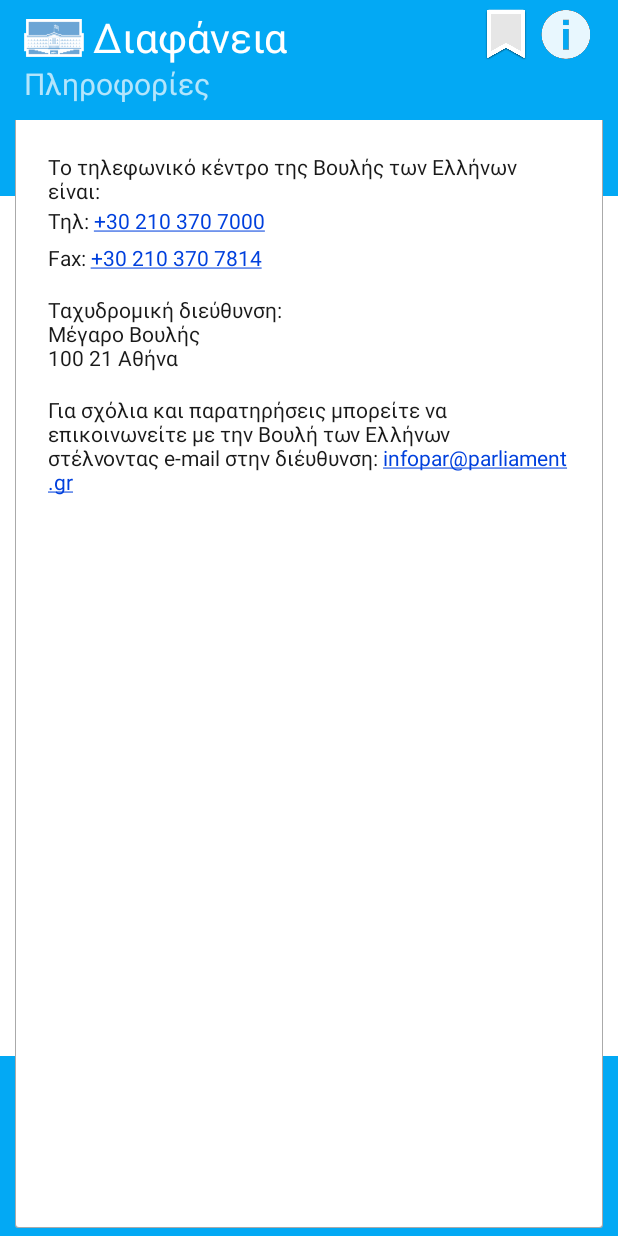
After one commit to AlexAnth/Diafaneia, an Android app: the Info screen opened directly, with no data from a screen before it, on a phone screen of 412 x 824 dp. The commit adds this screen. Run offline under Robolectric (Android 15) with nearby library versions, the phone set to English and light mode, and no system bars; our stand-ins replace Volley.

Commit message:
23/8 CardView Success

```diff
--- a/app/src/main/AndroidManifest.xml
+++ b/app/src/main/AndroidManifest.xml
@@ -27,7 +27,10 @@
                 <category android:name="android.intent.category.LAUNCHER" />
             </intent-filter>
         </activity>
-        <activity android:name=".ActivityTwo"/>
+        <activity android:name=".ActivityTwo"
+            android:screenOrientation="portrait"/>
+        <activity android:name=".Info"
+            android:screenOrientation="portrait"/>
 
 
     </application>
--- a/app/src/main/java/com/example/alex/diafaneia/ActivityTwo.java
+++ b/app/src/main/java/com/example/alex/diafaneia/ActivityTwo.java
@@ -9,6 +9,7 @@ import android.support.v7.widget.RecyclerView;
 import android.util.Log;
 
 import android.view.View;
+import android.widget.ImageView;
 import android.widget.TextView;
 
 import com.android.volley.Request;
@@ -72,6 +73,15 @@ public class ActivityTwo extends AppCompatActivity {
 
         JsonCollection=downloadAPI(text);
 
+        ImageView info_button=(ImageView)findViewById(R.id.info_btn);
+        info_button.setOnClickListener(new View.OnClickListener() {
+            @Override
+            public void onClick(View v) {
+                Intent intent = new Intent(getApplicationContext(),Info.class);
+                startActivity(intent);
+            }
+
+        });
 
 
     }
--- /dev/null
+++ b/app/src/main/java/com/example/alex/diafaneia/Info.java
@@ -0,0 +1,42 @@
+package com.example.alex.diafaneia;
+
+
+import android.content.Intent;
+import android.os.Bundle;
+import android.support.annotation.Nullable;
+import android.support.v7.app.AppCompatActivity;
+import android.support.v7.widget.LinearLayoutManager;
+import android.support.v7.widget.RecyclerView;
+import android.util.Log;
+import android.view.View;
+import android.widget.TextView;
+
+import com.android.volley.Request;
+import com.android.volley.Response;
+import com.android.volley.VolleyError;
+import com.android.volley.toolbox.JsonArrayRequest;
+import com.android.volley.toolbox.Volley;
+import com.example.alex.diafaneia.Model.Document;
+import com.example.alex.diafaneia.Model.Sector;
+import com.example.alex.diafaneia.Model.Signer;
+import com.example.alex.diafaneia.Model.Type;
+import com.example.alex.diafaneia.Utils.Constants;
+import com.example.alex.diafaneia.Utils.RVAdapter;
+
+import org.json.JSONArray;
+import org.json.JSONException;
+import org.json.JSONObject;
+
+import java.util.ArrayList;
+
+/**
+ * Created by Alex on 3/8/2016.
+ */
+public class Info extends AppCompatActivity {
+
+    @Override
+    protected void onCreate(@Nullable Bundle savedInstanceState) {
+        super.onCreate(savedInstanceState);
+        setContentView(R.layout.info);
+    }
+}
--- a/app/src/main/java/com/example/alex/diafaneia/MainActivity.java
+++ b/app/src/main/java/com/example/alex/diafaneia/MainActivity.java
@@ -44,8 +44,6 @@ public class MainActivity extends AppCompatActivity implements View.OnClickListe
     private static String fromDate = null;
     private static String toDate = null;
 
-
-
     private EditText fromDateEtxt;
     private EditText toDateEtxt;
     private DatePickerDialog fromDatePickerDialog;
@@ -71,6 +69,8 @@ public class MainActivity extends AppCompatActivity implements View.OnClickListe
     private ImageView c7;
     private ImageView c8;
     private ImageView c9;
+    private ImageView info_button;
+    private ImageView action_button;
     private RelativeLayout RL1;
 
     private Button firstButton;
@@ -87,7 +87,6 @@ public class MainActivity extends AppCompatActivity implements View.OnClickListe
         setContentView(R.layout.activity_main);
 
         findViewsById();
-
 
         // Date Pickers
         dateFormatter = new SimpleDateFormat("dd-MM-yyyy");
@@ -277,6 +276,14 @@ public class MainActivity extends AppCompatActivity implements View.OnClickListe
             }
 
         });
+        info_button.setOnClickListener(new View.OnClickListener() {
+            @Override
+            public void onClick(View v) {
+                Intent intent = new Intent(getApplicationContext(),Info.class);
+                startActivity(intent);
+            }
+
+        });
 
 
 
@@ -354,6 +361,10 @@ public class MainActivity extends AppCompatActivity implements View.OnClickListe
         c7= (ImageView) findViewById(R.id.cancel7);
         c8= (ImageView) findViewById(R.id.cancel_date_2);
         c9= (ImageView) findViewById(R.id.cancel_date_1);
+
+        //Info and Action Buttons
+        info_button=(ImageView) findViewById(R.id.info_btn);
+        action_button=(ImageView) findViewById(R.id.action_btn);
 
         // Unfocus from Edit Texts
         RL1=(RelativeLayout)findViewById(R.id.RL1);
--- a/app/src/main/res/layout/activity_main.xml
+++ b/app/src/main/res/layout/activity_main.xml
@@ -33,7 +33,7 @@
         <ImageView
             android:layout_width="40dp"
             android:layout_height="40dp"
-            android:id="@+id/imageView"
+            android:id="@+id/info_btn"
             android:layout_alignParentTop="false"
             android:layout_alignParentRight="true"
             android:layout_alignParentEnd="false"
@@ -46,7 +46,7 @@
         <ImageView
             android:layout_width="40dp"
             android:layout_height="40dp"
-            android:id="@+id/imageView2"
+            android:id="@+id/action_btn"
             android:layout_alignParentTop="false"
             android:layout_alignParentRight="true"
             android:layout_alignParentEnd="false"
@@ -74,7 +74,7 @@
             android:background="@drawable/gradient"
             android:layout_alignParentRight="true"
             android:layout_alignParentEnd="true"
-            android:layout_alignTop="@+id/imageView"
+            android:layout_alignTop="@+id/info_btn"
             android:gravity="bottom" />
 
     </RelativeLayout>
@@ -624,8 +624,8 @@
                         android:layout_height="wrap_content"
                         android:hint="@string/to_date"
                         android:text="20/4/2016"
-                        android:layout_alignStart="@+id/etxt_fromdate"
-                        android:layout_marginTop="72dp" />
+                        android:layout_marginTop="72dp"
+                        android:layout_marginLeft="106dp" />
 
                     <ImageView
                         android:layout_width="40dp"
--- a/app/src/main/res/layout/activity_two.xml
+++ b/app/src/main/res/layout/activity_two.xml
@@ -74,7 +74,7 @@
         <ImageView
             android:layout_width="40dp"
             android:layout_height="40dp"
-            android:id="@+id/imageView"
+            android:id="@+id/info_btn"
             android:layout_alignParentEnd="false"
             android:src="@drawable/info_icon"
             android:paddingTop="2dp"
@@ -129,7 +129,7 @@
             android:text="Υπηρεσία / Φορέας"
             android:id="@+id/TextInput"
             android:textSize="20dp"
-            android:layout_below="@+id/imageView"
+            android:layout_below="@+id/info_btn"
             android:layout_alignLeft="@+id/imageView19"
             android:layout_alignStart="@+id/imageView19"
             android:layout_marginLeft="20dp" />
--- /dev/null
+++ b/app/src/main/res/layout/info.xml
@@ -0,0 +1,208 @@
+<?xml version="1.0" encoding="utf-8"?>
+<RelativeLayout
+    xmlns:android="http://schemas.android.com/apk/res/android"
+    android:layout_width="match_parent"
+    android:layout_height="match_parent"
+    android:background="#ffffff">
+
+
+    <ImageView
+        android:layout_width="65dp"
+        android:layout_height="65dp"
+        android:id="@+id/upper_right"
+        android:background="#03A9F4"
+        android:layout_alignParentRight="true" />
+
+    <ImageView
+        android:layout_width="65dp"
+        android:layout_height="65dp"
+        android:id="@+id/low_right"
+        android:background="#03A9F4"
+        android:layout_below="@+id/upper_right"
+        android:layout_alignParentRight="true" />
+
+    <ImageView
+        android:layout_width="65dp"
+        android:layout_height="65dp"
+        android:id="@+id/upper_left"
+        android:background="#03A9F4" />
+
+    <ImageView
+        android:layout_width="65dp"
+        android:layout_height="65dp"
+        android:id="@+id/low_left"
+        android:layout_below="@+id/upper_right"
+        android:background="#03A9F4" />
+
+    <ImageView
+        android:layout_width="match_parent"
+        android:layout_height="120dp"
+        android:id="@+id/blue_background_bottom"
+        android:layout_alignParentBottom="true"
+        android:background="#03A9F4" />
+    <RelativeLayout
+        android:layout_width="match_parent"
+        android:layout_height="match_parent"
+        android:id="@+id/relativeL"
+        android:layout_alignParentStart="true"
+        android:layout_marginLeft="10dp"
+        android:layout_marginRight="10dp"
+        android:layout_marginBottom="5dp"
+        android:background="@drawable/background_with_shadow">
+        <RelativeLayout
+            android:layout_width="match_parent"
+            android:layout_height="80dp"
+            android:id="@+id/relativeLayout"
+            android:layout_alignParentTop="true"
+            android:layout_alignParentLeft="true"
+            android:layout_alignParentStart="true">
+
+
+
+            <ImageView
+                android:layout_width="fill_parent"
+                android:layout_height="fill_parent"
+                android:id="@+id/imageView3"
+                android:layout_alignParentTop="true"
+                android:layout_alignParentLeft="true"
+                android:layout_alignParentStart="true"
+                android:adjustViewBounds="true"
+                android:scaleType="fitXY"
+                android:contentDescription="a"
+                android:background="#03A9F4" />
+
+            <ImageView
+                android:layout_width="40dp"
+                android:layout_height="40dp"
+                android:id="@+id/info_btn"
+                android:layout_alignParentEnd="false"
+                android:src="@drawable/info_icon_selected"
+                android:paddingTop="2dp"
+                android:paddingRight="5dp"
+                android:layout_marginTop="2dp"
+                android:layout_alignParentRight="true"
+                android:layout_marginRight="2dp" />
+
+            <ImageView
+                android:layout_width="40dp"
+                android:layout_height="40dp"
+                android:id="@+id/imageView2"
+                android:layout_alignParentTop="false"
+                android:layout_alignParentRight="true"
+                android:layout_alignParentEnd="false"
+                android:src="@drawable/bookmark_icon"
+                android:paddingTop="2dp"
+                android:paddingRight="5dp"
+                android:layout_marginRight="42dp"
+                android:layout_marginTop="2dp" />
+            <ImageView
+                android:layout_width="40dp"
+                android:layout_height="40dp"
+                android:id="@+id/imageView19"
+                android:src="@drawable/logo_white_border"
+                android:layout_alignParentTop="true"
+                android:layout_alignParentLeft="true"
+                android:layout_alignParentStart="true"
+                android:layout_marginLeft="6dp"
+                android:layout_marginTop="5dp" />
+
+
+            <TextView
+                android:layout_width="wrap_content"
+                android:layout_height="wrap_content"
+                android:textAppearance="?android:attr/textAppearanceLarge"
+                android:text="Διαφάνεια"
+                android:id="@+id/textView"
+                android:textColor="#ffffff"
+                android:shadowColor="#b5343434"
+                android:singleLine="false"
+                android:textSize="27sp"
+                android:gravity="bottom"
+                android:padding="6dp"
+                android:layout_alignParentTop="true"
+                android:layout_toRightOf="@+id/imageView19"
+                android:layout_toEndOf="@+id/imageView19" />
+            <TextView
+                android:layout_width="match_parent"
+                android:layout_height="wrap_content"
+                android:textAppearance="?android:attr/textAppearanceMedium"
+                android:text="Πληροφορίες"
+                android:id="@+id/TextInput"
+                android:textSize="20dp"
+                android:layout_below="@+id/info_btn"
+                android:layout_alignLeft="@+id/imageView19"
+                android:layout_alignStart="@+id/imageView19" />
+
+        </RelativeLayout>
+
+        <RelativeLayout
+            xmlns:android="http://schemas.android.com/apk/res/android"
+            android:layout_width="fill_parent"
+            android:layout_height="fill_parent"
+            android:layout_centerHorizontal="true"
+            android:layout_marginBottom="5dp"
+            android:layout_marginTop="81dp"
+            android:layout_marginLeft="2dp"
+            android:layout_marginRight="2dp">
+
+            <TextView
+                android:layout_width="fill_parent"
+                android:layout_height="wrap_content"
+                android:text="@string/info"
+                android:textColor="#191919"
+                android:padding="20dp"
+                android:id="@+id/textView13" />
+            <TextView
+                android:layout_width="fill_parent"
+                android:layout_height="wrap_content"
+                android:layout_alignBottom="@+id/textView13"
+                android:layout_alignParentLeft="true"
+                android:layout_alignParentStart="true"
+                android:text="@string/telephone"
+                android:textColor="#191919"
+                android:textColorLink="#0040DD"
+                android:autoLink="phone"
+                android:id="@+id/textView17"
+                android:paddingLeft="20dp" />
+            <TextView
+                android:layout_width="fill_parent"
+                android:layout_height="wrap_content"
+                android:text="@string/fax"
+                android:textColor="#191919"
+                android:textColorLink="#0040DD"
+                android:autoLink="phone"
+                android:layout_below="@+id/textView17"
+                android:layout_alignParentLeft="true"
+                android:layout_alignParentStart="true"
+                android:paddingTop="5dp"
+                android:paddingLeft="20dp"
+                android:id="@+id/textView14" />
+            <TextView
+                android:layout_width="fill_parent"
+                android:layout_height="wrap_content"
+                android:text="@string/adress"
+                android:textColor="#191919"
+                android:paddingTop="15dp"
+                android:paddingLeft="20dp"
+                android:layout_below="@+id/textView14"
+                android:layout_alignParentLeft="true"
+                android:layout_alignParentStart="true"
+                android:id="@+id/textView18" />
+            <TextView
+                android:layout_width="fill_parent"
+                android:layout_height="wrap_content"
+                android:text="@string/comments"
+                android:textColor="#191919"
+                android:paddingTop="15dp"
+                android:paddingLeft="20dp"
+                android:autoLink="email"
+                android:layout_below="@+id/textView18"
+                android:layout_alignParentLeft="true"
+                android:layout_alignParentStart="true"
+                android:textColorLink="#0040DD"
+                android:paddingRight="5dp" />
+
+
+        </RelativeLayout>
+    </RelativeLayout>
+</RelativeLayout>
--- a/app/src/main/res/values/strings.xml
+++ b/app/src/main/res/values/strings.xml
@@ -2,4 +2,11 @@
     <string name="app_name">Διαφάνεια</string>
     <string name="from_date">12/7/2014</string>
     <string name="to_date">20/4/2016</string>
+    <string name="info">Το τηλεφωνικό κέντρο της Βουλής των Ελλήνων είναι:</string>
+    <string name="telephone">Τηλ: <a href="+302103707000">+30 210 370 7000</a> </string>
+    <string name="fax">Fax: <a href="+302103707814">+30 210 370 7814</a> </string>
+    <string name="adress">Ταχυδρομική διεύθυνση:\nΜέγαρο Βουλής\n100 21 Αθήνα </string>
+    <string name="comments">Για σχόλια και παρατηρήσεις μπορείτε να\nεπικοινωνείτε με την Βουλή των Ελλήνων\nστέλνοντας e-mail στην διέυθυνση:
+        <a href="infopar@parliament.gr">infopar@parliament.gr</a></string>
+
 </resources>
```
